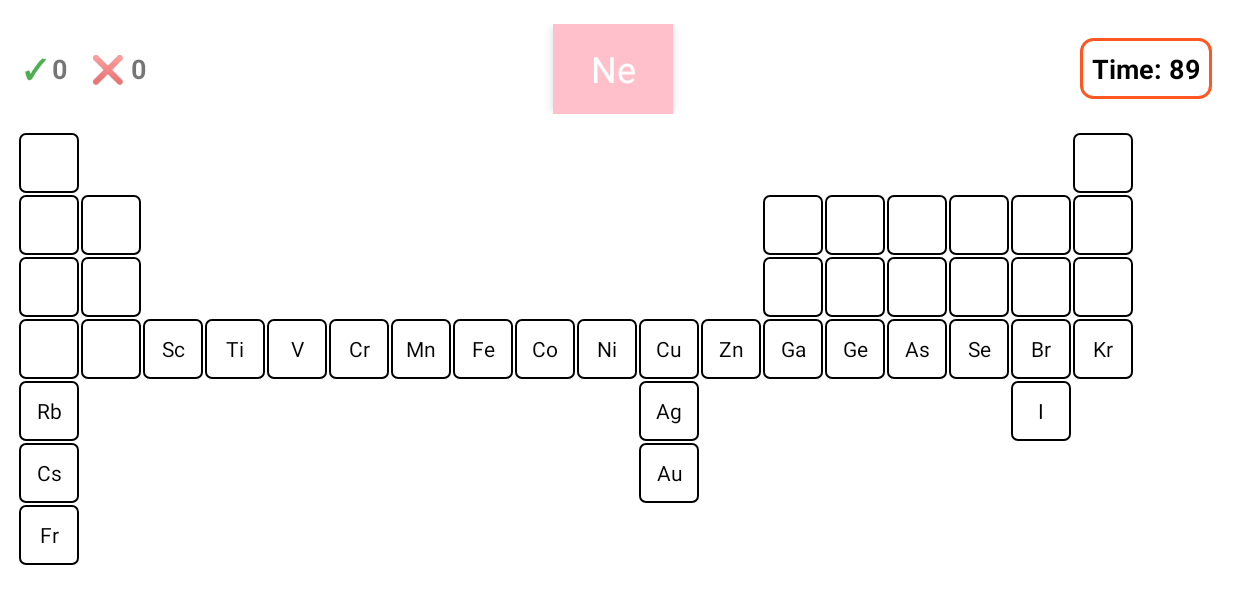
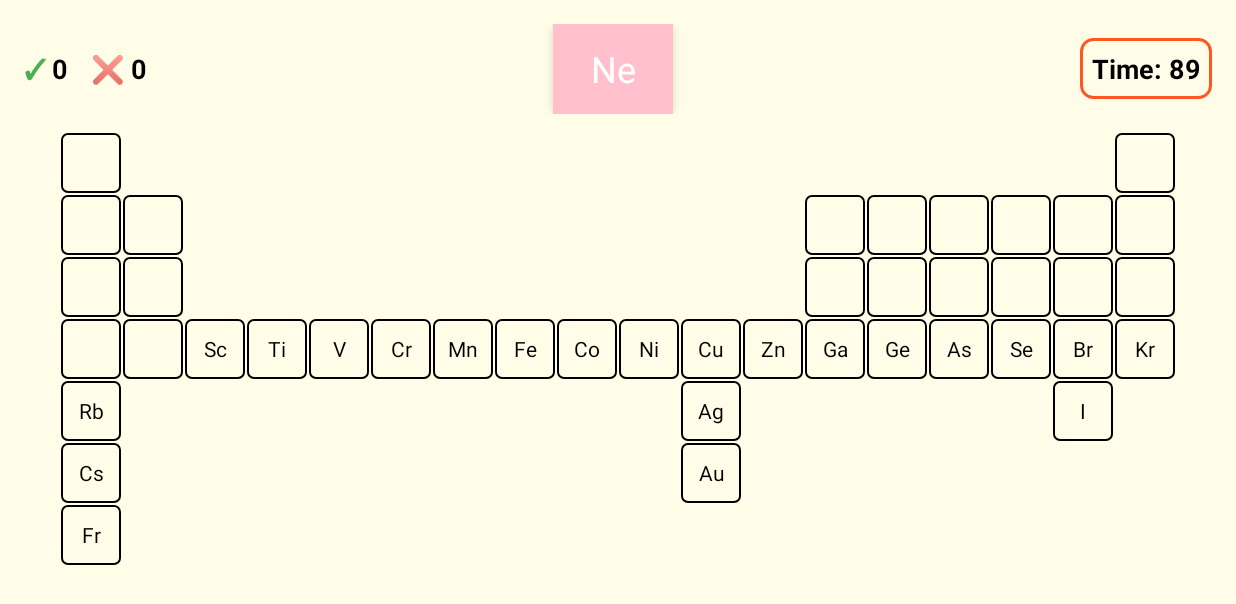
Before and after one commit to KangYiYao19/ChemStart, an Android app: the DragDropActivity screen opened directly, with no data from a screen before it, on a phone screen of 824 x 412 dp (held sideways). Shown: the top 604 px of the screen. Run offline under Robolectric (Android 15) with nearby library versions, the phone set to English and light mode, and no system bars.

Commit message:
style: activity_drag_drop

```diff
--- a/app/src/main/res/drawable/timer_background.xml
+++ b/app/src/main/res/drawable/timer_background.xml
@@ -1,7 +1,7 @@
 <?xml version="1.0" encoding="utf-8"?>
 <shape xmlns:android="http://schemas.android.com/apk/res/android"
     android:shape="rectangle">
-    <solid android:color="#FFFFFF" />
+    <solid android:color="@color/soft_white" />
     <stroke
         android:width="2dp"
         android:color="#FF5722" />
--- a/app/src/main/res/layout/activity_drag_drop.xml
+++ b/app/src/main/res/layout/activity_drag_drop.xml
@@ -4,7 +4,7 @@
     android:layout_width="match_parent"
     android:layout_height="match_parent"
     android:orientation="vertical"
-    android:background="@color/white"
+    android:background="@color/soft_white"
     android:padding="8dp"
     tools:context=".DragDropActivity">
 
@@ -38,6 +38,7 @@
                 android:text="0"
                 android:textSize="18sp"
                 android:textStyle="bold"
+                android:textColor="@color/black"
                 android:layout_marginStart="4dp"
                 android:layout_marginEnd="16dp" />
 
@@ -52,6 +53,7 @@
                 android:layout_width="wrap_content"
                 android:layout_height="wrap_content"
                 android:text="0"
+                android:textColor="@color/black"
                 android:textSize="18sp"
                 android:textStyle="bold"
                 android:layout_marginStart="4dp" />
@@ -135,22 +137,29 @@
 <!--    </LinearLayout>-->
 
     <!-- Periodic Table Grid -->
-    <ScrollView
+    <HorizontalScrollView
         android:layout_width="match_parent"
         android:layout_height="0dp"
         android:layout_weight="1"
         android:fillViewport="true">
 
+        <FrameLayout
+            android:layout_width="match_parent"
+            android:layout_height="wrap_content"
+            android:gravity="center">
+
             <GridLayout
                 android:id="@+id/periodicTableGrid"
-            android:layout_width="match_parent"
+                android:layout_width="wrap_content"
                 android:layout_height="wrap_content"
                 android:columnCount="18"
                 android:rowCount="10"
                 android:padding="4dp"
                 android:clipChildren="false"
                 android:clipToPadding="false"
-            android:orientation="horizontal" />
-    </ScrollView>
+                android:orientation="horizontal"
+                android:layout_gravity="center" />
+        </FrameLayout>
+    </HorizontalScrollView>
 
 </LinearLayout>
```
Lines whose indentation alone changed are shown as unchanged.
